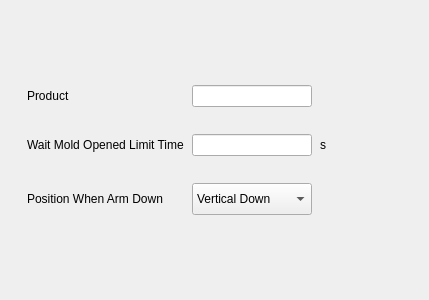
GaussCheng/2-5AxisPunch, file hcsettings/ichcproductsettingframe.ui: the form before one commit.
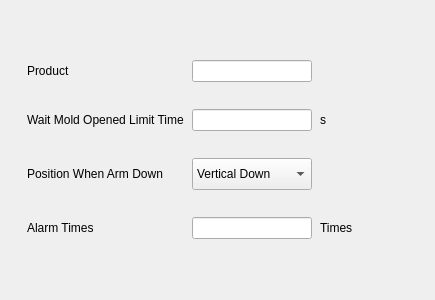
The form after the commit. Custom widgets are drawn as their Qt base class.

```diff
--- a/hcsettings/ichcproductsettingframe.ui
+++ b/hcsettings/ichcproductsettingframe.ui
@@ -6,7 +6,7 @@
    <rect>
     <x>0</x>
     <y>0</y>
-    <width>429</width>
+    <width>435</width>
     <height>300</height>
    </rect>
   </property>
@@ -89,7 +89,7 @@
      </property>
     </widget>
    </item>
-   <item row="4" column="0">
+   <item row="5" column="0">
     <spacer name="verticalSpacer">
      <property name="orientation">
       <enum>Qt::Vertical</enum>
@@ -141,6 +141,23 @@
      </property>
     </spacer>
    </item>
+   <item row="4" column="0">
+    <widget class="QLabel" name="label_5">
+     <property name="text">
+      <string>Alarm Times</string>
+     </property>
+    </widget>
+   </item>
+   <item row="4" column="2">
+    <widget class="QLabel" name="label_6">
+     <property name="text">
+      <string>Times</string>
+     </property>
+    </widget>
+   </item>
+   <item row="4" column="1">
+    <widget class="ICLineEditWithVirtualNumericKeypad" name="alarmTimesEdit"/>
+   </item>
   </layout>
  </widget>
  <customwidgets>
```
